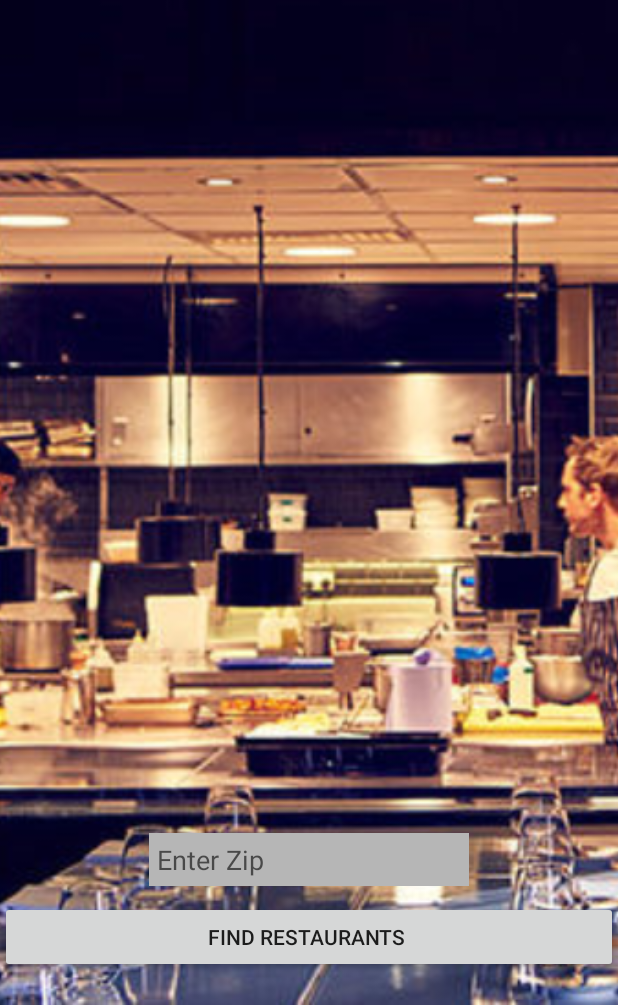
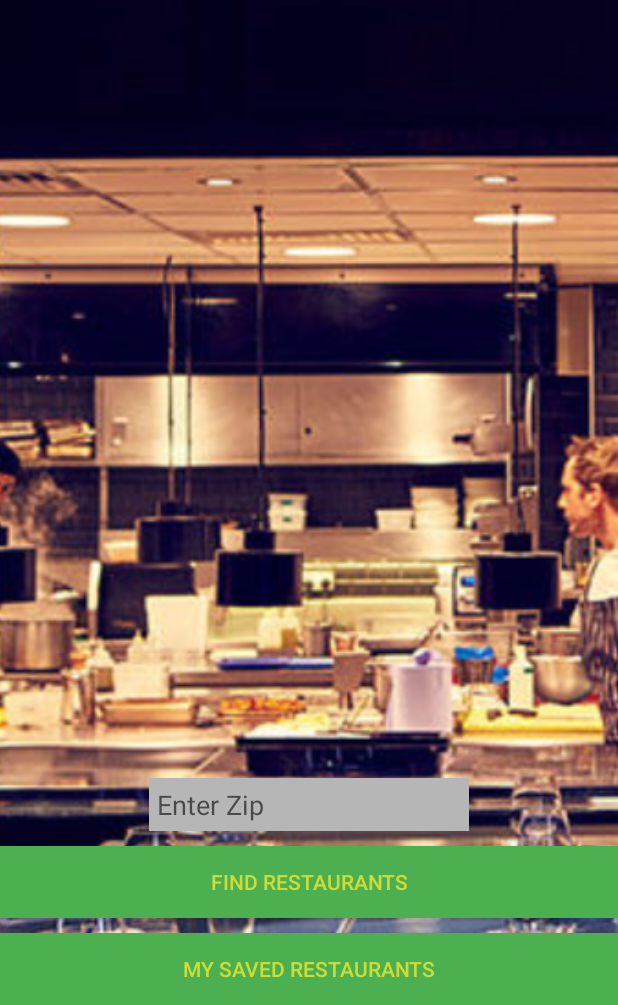
Before and after one commit to seacamjen/MyRestaurants-Andriod, an Android app: the screen it shows after launch (MainActivity), on a phone screen of 412 x 824 dp, the part 231-1236 px from its top. Run offline under Robolectric (Android 15) with nearby library versions, the phone set to English and light mode, and no system bars; our stand-ins replace ButterKnife, Firebase (no records; nobody signed in at launch, a user with empty details on screens opened directly).

```diff
--- a/app/build.gradle
+++ b/app/build.gradle
@@ -64,6 +64,7 @@ dependencies {
     testCompile 'junit:junit:4.12'
     compile 'org.parceler:parceler-api:1.1.6'
     annotationProcessor 'org.parceler:parceler:1.1.6'
+    compile 'com.firebaseui:firebase-ui-database:0.4.1'
 }
 
 apply plugin: 'com.google.gms.google-services'
--- a/app/src/main/java/com/example/guest/myrestaurants/ui/MainActivity.java
+++ b/app/src/main/java/com/example/guest/myrestaurants/ui/MainActivity.java
@@ -31,6 +31,7 @@ public class MainActivity extends AppCompatActivity implements View.OnClickListe
     private ValueEventListener mSearchedLocationReferenceListener;
 
     @Bind (R.id.findRestaurantsButton) Button mFindRestaurantButton;
+    @Bind(R.id.savedRestaurantsButton) Button mSavedRestaurantsButton;
     @Bind (R.id.locationEditText) EditText mLocationEditText;
     @Bind(R.id.appNameTextView) TextView mAppNameTextView;
 
@@ -69,6 +70,7 @@ public class MainActivity extends AppCompatActivity implements View.OnClickListe
         mAppNameTextView.setTypeface(solo);
 
         mFindRestaurantButton.setOnClickListener(this);
+        mSavedRestaurantsButton.setOnClickListener(this);
     }
 
     @Override
@@ -81,6 +83,10 @@ public class MainActivity extends AppCompatActivity implements View.OnClickListe
 //            }
             Intent intent = new Intent(MainActivity.this, RestaurantsActivity.class);
             intent.putExtra("location", location);
+            startActivity(intent);
+        }
+        if(v == mSavedRestaurantsButton) {
+            Intent intent = new Intent(MainActivity.this, SavedRestaurantListActivity.class);
             startActivity(intent);
         }
 
--- a/app/src/main/res/layout/activity_main.xml
+++ b/app/src/main/res/layout/activity_main.xml
@@ -19,13 +19,17 @@
         android:layout_alignParentStart="true" />
 
     <Button
-        android:text="Find Restaurants "
         android:layout_width="match_parent"
         android:layout_height="wrap_content"
-        android:layout_marginBottom="21dp"
+        android:text="Find Restaurants"
         android:id="@+id/findRestaurantsButton"
-        android:layout_alignParentBottom="true"
-        android:layout_centerHorizontal="true" />
+        android:background="@color/colorAccent"
+        android:textColor="@color/colorTextIcons"
+        android:visibility="visible"
+        android:layout_above="@+id/savedRestaurantsButton"
+        android:layout_alignParentLeft="true"
+        android:layout_alignParentStart="true"
+        android:layout_marginBottom="10dp" />
 
     <EditText
         android:layout_width="wrap_content"
@@ -53,5 +57,17 @@
         android:layout_centerHorizontal="true"
         android:textAllCaps="true" />
 
+    <Button
+        android:layout_width="match_parent"
+        android:layout_height="wrap_content"
+        android:text="My Saved Restaurants"
+        android:id="@+id/savedRestaurantsButton"
+        android:background="@color/colorAccent"
+        android:textColor="@color/colorTextIcons"
+        android:visibility="visible"
+        android:layout_alignParentBottom="true"
+        android:layout_alignParentLeft="true"
+        android:layout_alignParentStart="true"/>
+
 
 </RelativeLayout>
```
Also changed, not shown: app/src/main/AndroidManifest.xml (+4 -5 lines), app/src/main/java/com/example/guest/myrestaurants/Adapters/FirebaseRestaurantViewHolder.java (added, +82 -0 lines), app/src/main/java/com/example/guest/myrestaurants/ui/SavedRestaurantListActivity.java (added, +54 -0 lines).
